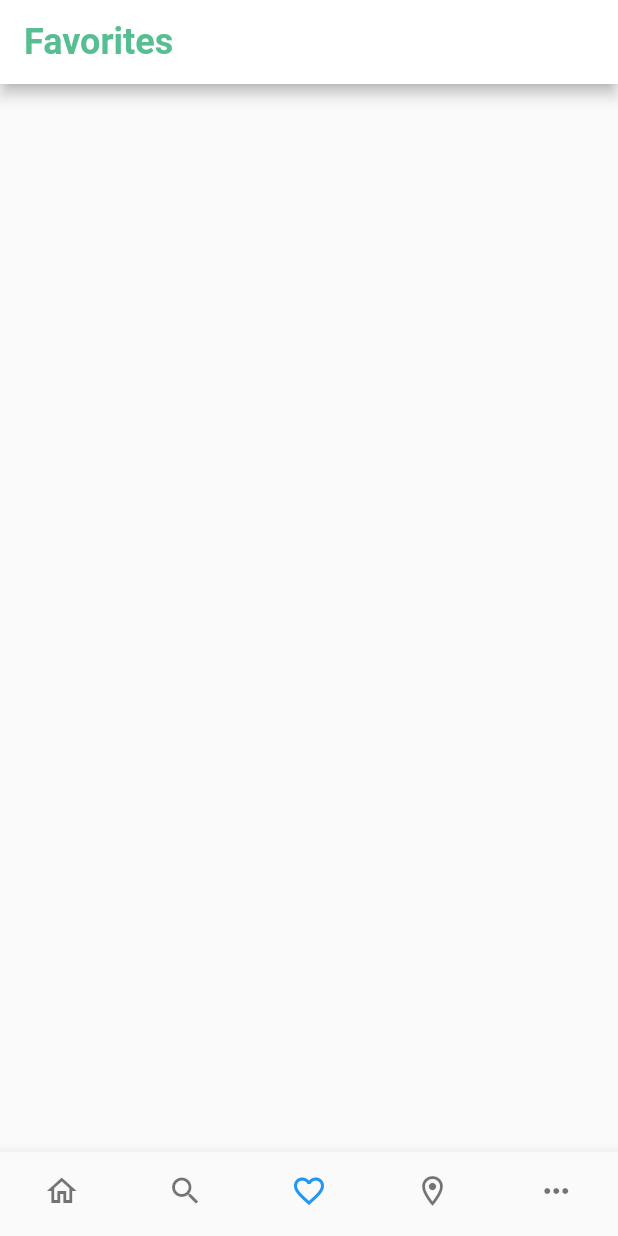
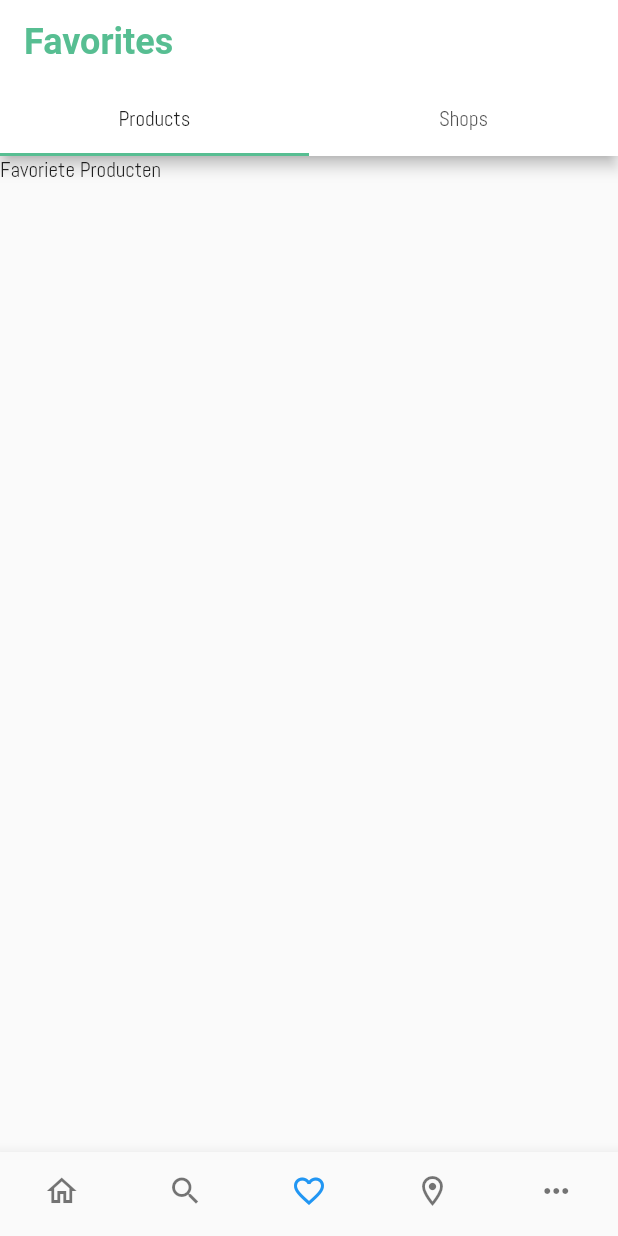
Before and after one commit to abel-vs/shapp, a Flutter app: the screen it shows after launch, item 3 of the bottom bar chosen, on a phone screen of 412 x 824 dp. Run offline on Flutter 3.47's test engine with Material 2 defaults, Android fonts, the phone set to English and light mode, and no system bars; our stand-ins replace google_maps_flutter, location, share.

Commit message:
Added tabs to favorites_page

```diff
--- a/assets/lang/en.json
+++ b/assets/lang/en.json
@@ -34,6 +34,10 @@
   "sports":  "Sports",
   "florist":  "Florist",
   "fruits":  "Fruits",
-  "fish": "Fish"
+  "fish": "Fish",
+  "food": "Food",
+  "drinks": "Drink",
+  "beauty":  "Schoonheid",
+  "health": "Healthcare"
 
 }
--- a/lib/screens/favorites_page.dart
+++ b/lib/screens/favorites_page.dart
@@ -1,12 +1,51 @@
 import 'package:Shapp/services/app_localizations.dart';
+import 'package:Shapp/widgets/shop_card.dart';
 import 'package:flutter/material.dart';
 
 class FavoritesPage extends StatelessWidget {
   @override
   Widget build(BuildContext context) {
-    return Scaffold(
-      appBar: AppBar(
-        title: Text(AppLocalizations.of(context).translate("favorites")),
+    return DefaultTabController(
+      length: 2,
+      child: Scaffold(
+        appBar: AppBar(
+          title: Text(AppLocalizations.of(context).translate("favorites")),
+          bottom: TabBar(
+            tabs: [
+              Tab(text: AppLocalizations.of(context).translate("products")),
+              Tab(text: AppLocalizations.of(context).translate("shops")),
+            ],
+            indicatorColor: Theme.of(context).primaryColor,
+          ),
+        ),
+        body: TabBarView(
+          children: [
+            Text("Favoriete Producten"),
+            Padding(
+              padding: const EdgeInsets.symmetric(horizontal: 8.0),
+              child: ListView(
+                children: [
+                  Padding(
+                    padding: const EdgeInsets.symmetric(vertical: 3),
+                    child: ShopCard(),
+                  ),
+                  Padding(
+                    padding: const EdgeInsets.symmetric(vertical: 3),
+                    child: ShopCard(),
+                  ),
+                  Padding(
+                    padding: const EdgeInsets.symmetric(vertical: 3),
+                    child: ShopCard(),
+                  ),
+                  Padding(
+                    padding: const EdgeInsets.symmetric(vertical: 3),
+                    child: ShopCard(),
+                  ),
+                ],
+              ),
+            ),
+          ],
+        ),
       ),
     );
   }
```
